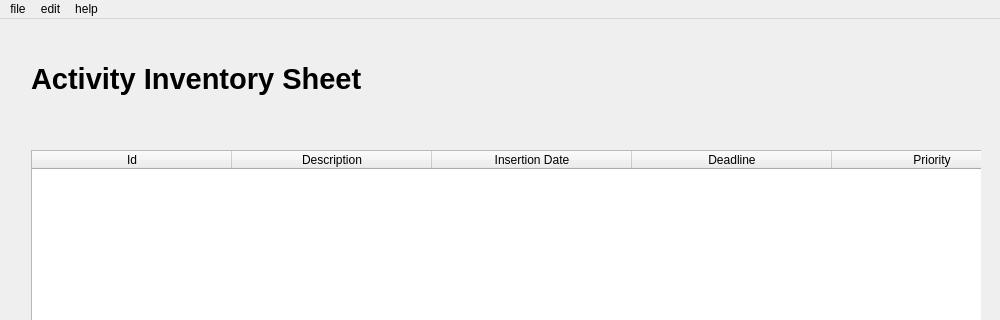
Old version of the form src/qt/gui_activityinventorysheet.ui in the repository dgraziotin/Pomotux; both pictures show x 0 to 1000 and y 0 to 320 of the 1000 by 700 pixel window.
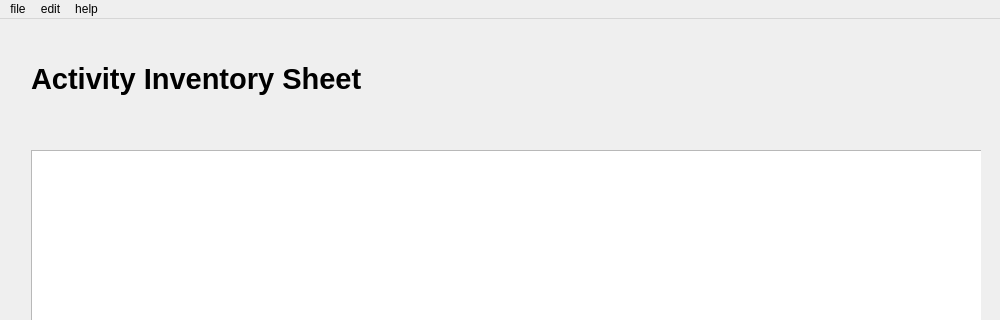
New version of the form. Icons and pictures are not drawn.

Commit message: corrections and some modifications to preferences and gui_ais

The edit to the form file:
```diff
--- a/src/qt/gui_activityinventorysheet.ui
+++ b/src/qt/gui_activityinventorysheet.ui
@@ -65,7 +65,7 @@
         <enum>QAbstractItemView::SelectRows</enum>
        </property>
        <attribute name="horizontalHeaderVisible">
-        <bool>true</bool>
+        <bool>false</bool>
        </attribute>
        <attribute name="horizontalHeaderCascadingSectionResizes">
         <bool>true</bool>
```
Left out of the diff: 2 changed lines with no effect on the pictures. The commit also changes 2 other files.
